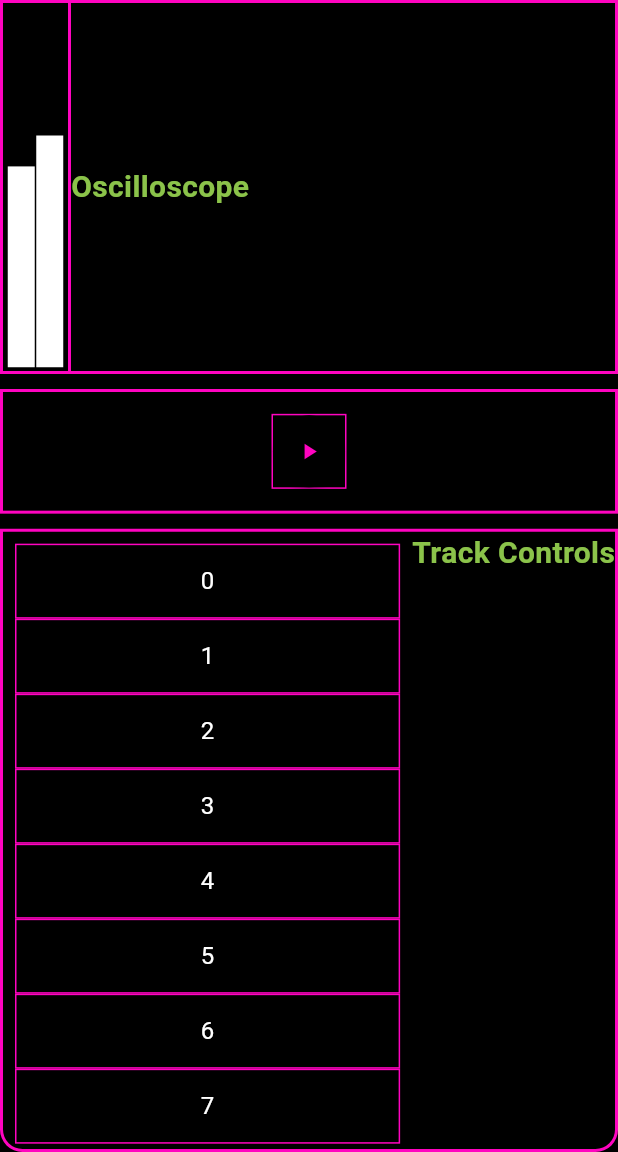
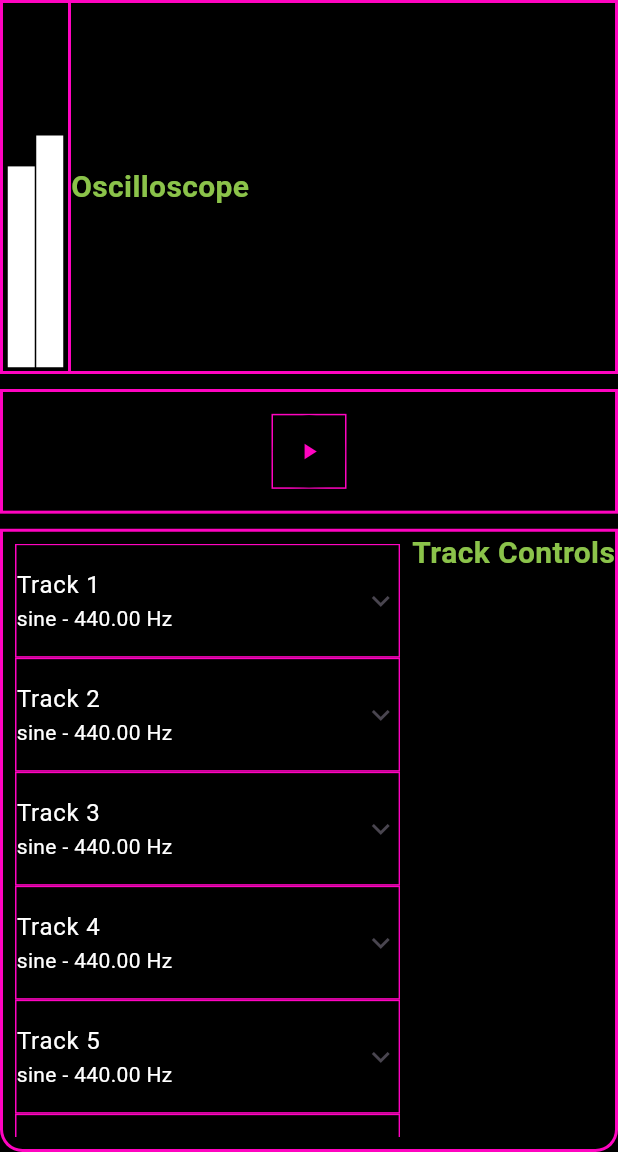
Before and after one commit to mduval76/drone_factory, a Flutter app: the screen it shows after launch, on a phone screen of 412 x 824 dp, the part 84-1236 px from its top. Run offline on Flutter 3.47's test engine with Material 3 defaults, Android fonts, the phone set to English and light mode, and no system bars; our stand-ins replace flutter_svg; Roboto replaces fonts that are missing (CocomatLight).

Commit message:
Added wavetable svg icons. MainActivty fix for native code.

```diff
--- a/lib/models/native_synthesizer.dart
+++ b/lib/models/native_synthesizer.dart
@@ -1,4 +1,5 @@
 import 'package:flutter/services.dart';
+import 'package:flutter/foundation.dart';
 
 class NativeSynthesizer {
   static const _channel = MethodChannel('u9343789.drone_factory/synth_channel');
@@ -7,7 +8,7 @@ class NativeSynthesizer {
     try {
       await _channel.invokeMethod('play');
     } on PlatformException catch (e) {
-      print("Failed to play: '${e.message}'.");
+      debugPrint("Failed to play: '${e.message}'.");
     }
   }
 
@@ -15,7 +16,7 @@ class NativeSynthesizer {
     try {
       await _channel.invokeMethod('stop');
     } on PlatformException catch (e) {
-      print("Failed to stop: '${e.message}'.");
+      debugPrint("Failed to stop: '${e.message}'.");
     }
   }
 
@@ -24,7 +25,7 @@ class NativeSynthesizer {
       final bool isPlaying = await _channel.invokeMethod('isPlaying');
       return isPlaying;
     } on PlatformException catch (e) {
-      print("Failed to check if playing: '${e.message}'.");
+      debugPrint("Failed to check if playing: '${e.message}'.");
       return false;
     }
   }
@@ -33,7 +34,7 @@ class NativeSynthesizer {
     try {
       await _channel.invokeMethod('setVolume', volume);
     } on PlatformException catch (e) {
-      print("Failed to set volume: '${e.message}'.");
+      debugPrint("Failed to set volume: '${e.message}'.");
     }
   }
 
@@ -41,7 +42,7 @@ class NativeSynthesizer {
     try {
       await _channel.invokeMethod('setFrequency', frequency);
     } on PlatformException catch (e) {
-      print("Failed to set frequency: '${e.message}'.");
+      debugPrint("Failed to set frequency: '${e.message}'.");
     }
   }
 
@@ -49,7 +50,7 @@ class NativeSynthesizer {
     try {
       await _channel.invokeMethod('setWavetable', wavetable);
     } on PlatformException catch (e) {
-      print("Failed to set wavetable: '${e.message}'.");
+      debugPrint("Failed to set wavetable: '${e.message}'.");
     }
   }
 }
--- a/lib/models/track_model.dart
+++ b/lib/models/track_model.dart
@@ -1,4 +1,6 @@
+import 'package:drone_factory/models/native_synthesizer.dart';
 import 'package:flutter/material.dart';
+import 'package:flutter_svg/flutter_svg.dart';
 
 class TrackModel extends StatefulWidget {
   final int id;
@@ -6,7 +8,8 @@ class TrackModel extends StatefulWidget {
   final double frequency;
   final Wavetable wavetable;
 
-  const TrackModel({super.key,
+  const TrackModel({
+    super.key,
     required this.id,
     required this.volume,
     required this.frequency,
@@ -18,15 +21,183 @@ class TrackModel extends StatefulWidget {
 }
 
 class _TrackModelState extends State<TrackModel> {
+  final NativeSynthesizer _synthesizer = NativeSynthesizer();
+  late double _volume;
+  late double _frequency;
+  late Wavetable _wavetable;
+  //bool _isExpanded = false;
+
+  void _changeWavetable(int wavetable) async {
+    await _synthesizer.setWavetable(_wavetable.index);
+
+    setState(() {
+      _wavetable = Wavetable.values[wavetable];
+    });
+  }
+
+  @override
+  void initState() {
+    super.initState();
+    _volume = widget.volume;
+    _frequency = widget.frequency;
+    _wavetable = widget.wavetable;
+  }
+
   @override
   Widget build(BuildContext context) {
     return Container(
+      width: double.infinity,
       decoration: BoxDecoration(
         color: Colors.black,
         border: Border.all(
           color: const Color.fromARGB(255, 255, 4, 192),
           width: 1,
         ),
+      ),
+      child: ExpansionTile(
+        tilePadding: const EdgeInsets.all(0),
+        title: Text('Track ${widget.id + 1}', style: const TextStyle(color: Colors.white)),
+        subtitle: Text('${_wavetable.toString().split('.').last} - ${_frequency.toStringAsFixed(2)} Hz', style: const TextStyle(color: Colors.white)),
+        children: [
+          const Divider(thickness: 1, color: Colors.grey),
+          _buildWavetableSelector(),
+          const Divider(thickness: 1, color: Colors.grey),
+          _buildFrequencyControl(),
+          const Divider(thickness: 1, color: Colors.grey),
+          _buildVolumeControl(),
+          const Divider(thickness: 1, color: Colors.grey),
+        ],
+        // onExpansionChanged: (expanded) {
+        //   setState(() {
+        //     _isExpanded = expanded;
+        //   });
+        // },
+      ),
+    );
+  }
+
+  Widget _buildWavetableSelector() {
+    return SizedBox(
+      height: 25,
+      child: Row(
+      mainAxisAlignment: MainAxisAlignment.spaceEvenly,
+        children: Wavetable.values.map((wavetable) {
+          String assetName;
+          switch (wavetable) {
+            case Wavetable.sine:
+              assetName = 'assets/icons/sine.svg';
+              break;
+            case Wavetable.triangle:
+              assetName = 'assets/icons/triangle.svg';
+              break;
+            case Wavetable.square:
+              assetName = 'assets/icons/square.svg';
+              break;
+            case Wavetable.sawtooth:
+              assetName = 'assets/icons/sawtooth.svg';
+              break;
+          }
+          return Padding(
+            padding: const EdgeInsets.only(
+              left: 22.5,
+            ),
+            child: Container(
+                decoration: BoxDecoration(
+                color: Colors.transparent,
+                border: Border(
+                  right: wavetable != Wavetable.sawtooth
+                      ? const BorderSide(color: Colors.grey, width: 1)
+                      : BorderSide.none,
+                ),
+              ),
+              child:Transform.scale(
+              scale: 6,
+              child: IconButton(
+                icon: SvgPicture.asset(
+                  assetName,
+                  height: 25,
+                  width: 25,
+                  color: _wavetable == wavetable ? Colors.blue : Colors.white,
+                ),
+                onPressed: () {
+                  setState(() {
+                    _wavetable = wavetable;
+                    _changeWavetable(wavetable.index);
+                  });
+                },
+              ),
+            ),
+            ),
+          );
+        }).toList(),
+      ),
+    );
+  }
+
+  Widget _buildFrequencyControl() {
+    return Padding(
+      padding: const EdgeInsets.symmetric(horizontal: 16.0, vertical: 8.0),
+      child: Row(
+        children: [
+          Expanded(
+            flex: 3,
+            child: Slider(
+              min: 20,
+              max: 20000,
+              value: _frequency,
+              onChanged: (value) {
+                setState(() {
+                  _frequency = value;
+                });
+                // TODO: Implement frequency change in audio engine
+              },
+            ),
+          ),
+          Expanded(
+            flex: 1,
+            child: TextField(
+              keyboardType: TextInputType.number,
+              decoration: const InputDecoration(
+                contentPadding: EdgeInsets.symmetric(vertical: 8.0),
+                border: OutlineInputBorder(),
+                labelText: 'Hz',
+              ),
+              controller: TextEditingController(text: _frequency.toStringAsFixed(2)),
+              onSubmitted: (value) {
+                double? frequency = double.tryParse(value);
+                if (frequency != null && frequency >= 20 && frequency <= 20000) {
+                  setState(() {
+                    _frequency = frequency;
+                  });
+                  // TODO: Implement frequency change in audio engine
+                }
+              },
+            ),
+          ),
+        ],
+      ),
+    );
+  }
+
+  Widget _buildVolumeControl() {
+    return Padding(
+      padding: const EdgeInsets.symmetric(horizontal: 16.0, vertical: 8.0),
+      child: Row(
+        children: [
+          Expanded(
+            child: Slider(
+              min: 0,
+              max: 1,
+              value: _volume,
+              onChanged: (value) {
+                setState(() {
+                  _volume = value;
+                });
+                // TODO: Implement volume change in audio engine
+              },
+            ),
+          ),
+        ],
       ),
     );
   }
--- a/lib/views/widgets/mixer_widget.dart
+++ b/lib/views/widgets/mixer_widget.dart
@@ -6,43 +6,23 @@ class MixerWidget extends StatelessWidget {
 
   @override
   Widget build(BuildContext context) {
-    List<TrackModel> tracks = [];
-
-    for (int i = 0; i < 8; i++) {
-      tracks.add(TrackModel(
-        id: i,
+    List<TrackModel> tracks = List.generate(
+      8,
+      (index) => TrackModel(
+        id: index,
         volume: 0.5,
         frequency: 440.0,
         wavetable: Wavetable.sine,
-      ));
-    }
+      ),
+    );
 
     return Expanded(
       child: Padding(
         padding: const EdgeInsets.all(8.0),
-        child: Column(
-          mainAxisAlignment: MainAxisAlignment.spaceBetween,
-          children: tracks.map((i) =>
-            Container(
-              height: 50,
-              width: double.infinity,
-              decoration: BoxDecoration(
-                color: Colors.black,
-                border: Border.all(
-                  color: const Color.fromARGB(255, 255, 4, 192),
-                  width: 1,
-                ),
-              ),
-              child: Center(
-                child: Text(
-                  '${i.id}',
-                  style: const TextStyle(fontSize: 16, color: Colors.white),
-                ),
-              ),
-            ),
-          ).toList(),
+        child: ListView(
+          children: tracks,
         ),
-      )
+      ),
     );
   }
 }
--- a/pubspec.yaml
+++ b/pubspec.yaml
@@ -9,6 +9,7 @@ environment:
 dependencies:
   flutter:
     sdk: flutter
+  flutter_svg: ^1.1.0
 
 dev_dependencies:
   flutter_test:
@@ -16,6 +17,11 @@ dev_dependencies:
   flutter_lints: ^4.0.0
 
 flutter:
+  assets:
+      - assets/icons/sine.svg
+      - assets/icons/triangle.svg
+      - assets/icons/square.svg
+      - assets/icons/sawtooth.svg
   fonts:
       - family: CocomatLight
         fonts:
```
Also changed, not shown: assets/icons/sawtooth.svg, assets/icons/sine.svg, assets/icons/square.svg, assets/icons/triangle.svg, pubspec.lock, 1 other file.
